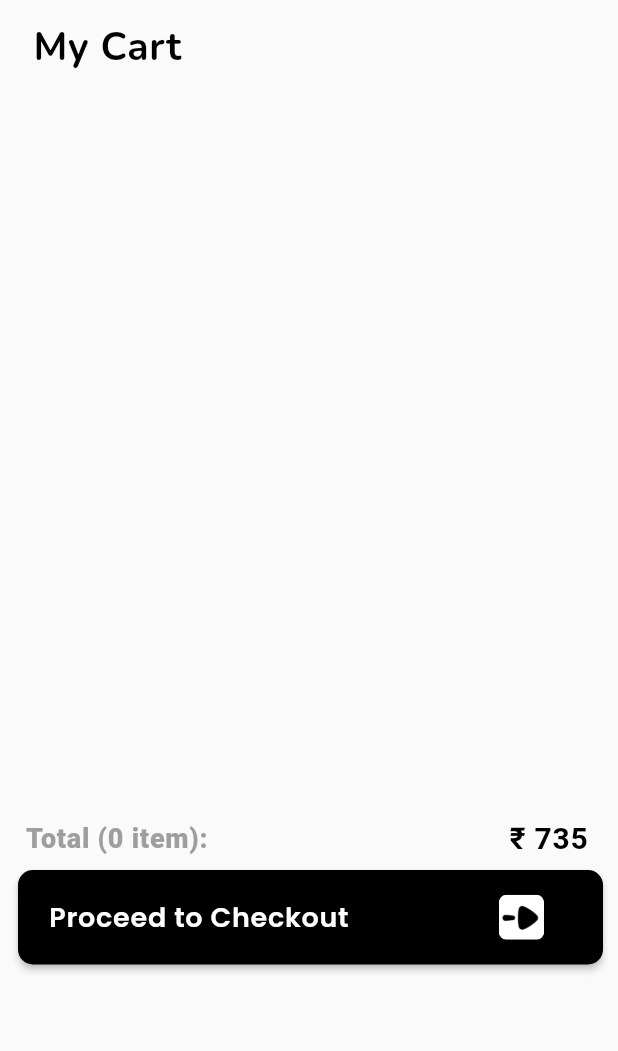
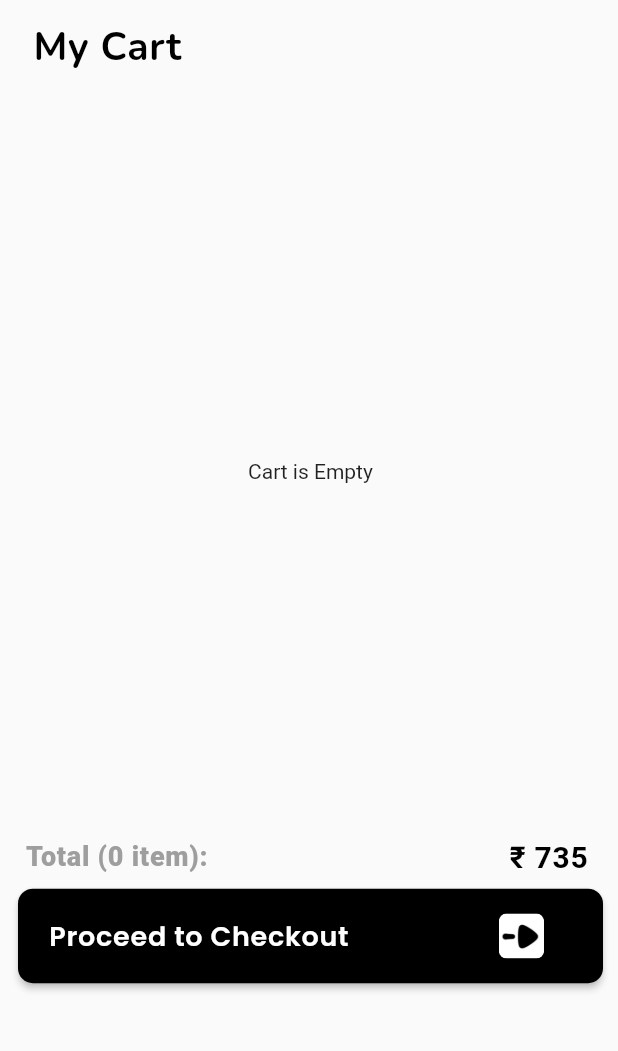
Before and after one commit to iam-Aslam/FashionStore-User, a Flutter app: the ScreenCart screen opened directly, on a phone screen of 412 x 824 dp, the part 84-1135 px from its top. Run offline on Flutter 3.47's test engine with Material 2 defaults, Android fonts, the phone set to English and light mode, and no system bars; our stand-ins replace cloud_firestore, firebase_auth, firebase_core, flutter_slidable, google_fonts, google_nav_bar and 2 more; accounts and stored records are empty.

Commit message:
Cart Delete Completed and bug fixed

```diff
--- a/lib/presentations/cart/cart_screen.dart
+++ b/lib/presentations/cart/cart_screen.dart
@@ -11,7 +11,9 @@ import '../home/widget/Shimmer_widget.dart';
 import 'widgets/cart_widget.dart';
 
 class ScreenCart extends StatelessWidget {
-  ScreenCart({super.key});
+  ScreenCart({Key? key}) : super(key: key);
+  final GlobalKey<ScaffoldState> _scaffoldKey = GlobalKey<ScaffoldState>();
+
   int itemCount = 0;
   // String productName = '';
   // String productSubname = '';
@@ -23,6 +25,7 @@ class ScreenCart extends StatelessWidget {
     var width = size.width;
     return SafeArea(
         child: Scaffold(
+      key: _scaffoldKey,
       body: Padding(
         padding: const EdgeInsets.only(left: 12.0, top: 12, right: 10),
         child: Column(
@@ -51,18 +54,19 @@ class ScreenCart extends StatelessWidget {
             ),
             khieght20,
             SizedBox(
-              height: 478,
+              height: height / 1.68,
               child: StreamBuilder<QuerySnapshot>(
                 stream: FirebaseFirestore.instance
                     .collection('cart')
                     .where('email', isEqualTo: email)
                     .snapshots(),
                 builder: (context, snapshot) {
-                  final List<DocumentSnapshot> documents = snapshot.data!.docs;
+                  if (snapshot.hasData) {
+                    final List<DocumentSnapshot> documents =
+                        snapshot.data!.docs;
                     itemCount = documents.length;
-                  if (snapshot.hasData) {
-                    return Expanded(
-                      child: ListView.separated(
+                    return documents.isNotEmpty
+                        ? ListView.separated(
                             separatorBuilder: (context, index) => khieght20,
                             itemCount: documents.length,
                             itemBuilder: (context, index) {
@@ -74,9 +78,12 @@ class ScreenCart extends StatelessWidget {
                                 color: documents[index].get('color'),
                                 size: documents[index].get('size'),
                                 quantity: documents[index].get('quantity'),
+                                scaffoldContext: _scaffoldKey.currentContext,
                               );
                             },
-                      ),
+                          )
+                        : const Center(
+                            child: Text('Cart is Empty'),
                           );
                   } else if (snapshot.hasError) {
                     Text('Error: ${snapshot.error}');
--- a/lib/presentations/detail/detail_product_screen.dart
+++ b/lib/presentations/detail/detail_product_screen.dart
@@ -34,7 +34,7 @@ String? _selectedsize;
 String? _selectedColor;
 final String currentUser = FirebaseAuth.instance.currentUser!.email!;
 final List<String> _sizes = ['S', 'M', 'L', 'XL', 'XXL'];
-final List<String> _colours = ['W', 'B', 'G', 'O'];
+final List<String> _colours = ['1', '2', '3', '4'];
 Color getColor(String color) {
   switch (color) {
     case '1':
```
Also changed, not shown: lib/presentations/cart/widgets/cart_widget.dart (+46 -41 lines), lib/presentations/cart/widgets/count_widget.dart (added, +59 -0 lines). Lines whose indentation alone changed are shown as unchanged.
